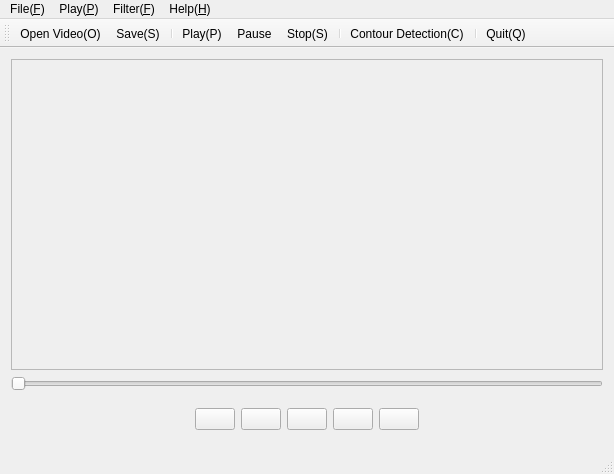
wzpan/Qt_Toys, file VideoPlayer/mainwindow.ui: the form before one commit.
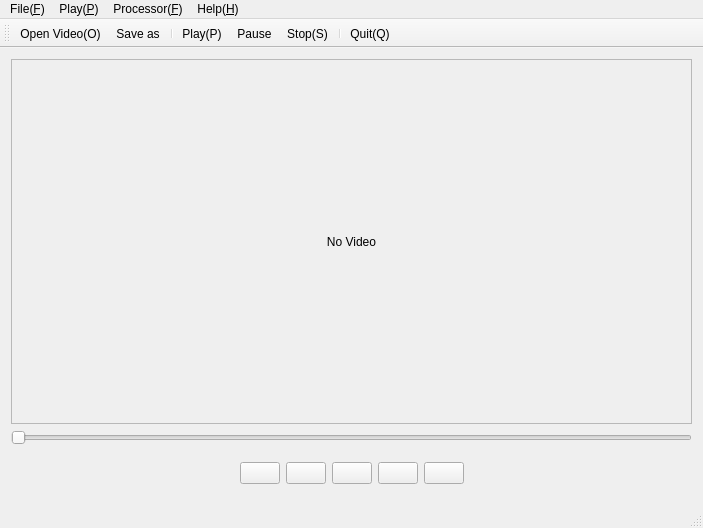
The form after the commit. Icons and pictures are not drawn.

Commit message: Refrator VideoPlayer.

The edit to the form file:
```diff
--- a/VideoPlayer/mainwindow.ui
+++ b/VideoPlayer/mainwindow.ui
@@ -6,8 +6,8 @@
    <rect>
     <x>0</x>
     <y>0</y>
-    <width>614</width>
-    <height>474</height>
+    <width>703</width>
+    <height>528</height>
    </rect>
   </property>
   <property name="windowTitle">
@@ -25,15 +25,15 @@
         <rect>
          <x>0</x>
          <y>0</y>
-         <width>594</width>
-         <height>307</height>
+         <width>683</width>
+         <height>361</height>
         </rect>
        </property>
        <layout class="QGridLayout" name="gridLayout_2">
         <item row="0" column="0">
          <widget class="QLabel" name="imageLabel">
           <property name="text">
-           <string/>
+           <string>No Video</string>
           </property>
           <property name="alignment">
            <set>Qt::AlignCenter</set>
@@ -145,7 +145,7 @@
     <rect>
      <x>0</x>
      <y>0</y>
-     <width>614</width>
+     <width>703</width>
      <height>17</height>
     </rect>
    </property>
@@ -161,9 +161,9 @@
     <addaction name="separator"/>
     <addaction name="actionQuit"/>
    </widget>
-   <widget class="QMenu" name="menuFilter">
+   <widget class="QMenu" name="menuProcessor">
     <property name="title">
-     <string>Filter(&amp;F)</string>
+     <string>Processor(&amp;F)</string>
     </property>
     <addaction name="actionProcess"/>
    </widget>
@@ -186,7 +186,7 @@
    </widget>
    <addaction name="menu_File"/>
    <addaction name="menuPlay"/>
-   <addaction name="menuFilter"/>
+   <addaction name="menuProcessor"/>
    <addaction name="menuHelp"/>
   </widget>
   <widget class="QToolBar" name="mainToolBar">
@@ -197,14 +197,12 @@
     <bool>false</bool>
    </attribute>
    <addaction name="actionOpen"/>
-   <addaction name="actionSave"/>
+   <addaction name="actionSave_as"/>
    <addaction name="separator"/>
    <addaction name="actionPlay"/>
    <addaction name="actionPause"/>
    <addaction name="actionStop_S"/>
    <addaction name="separator"/>
-   <addaction name="actionProcess"/>
-   <addaction name="separator"/>
    <addaction name="actionQuit"/>
   </widget>
   <widget class="QStatusBar" name="statusBar"/>
@@ -244,18 +242,6 @@
     <string>Ctrl+Q</string>
    </property>
   </action>
-  <action name="actionSave">
-   <property name="icon">
-    <iconset>
-     <normaloff>:/myImages/actions/document-save.png</normaloff>:/myImages/actions/document-save.png</iconset>
-   </property>
-   <property name="text">
-    <string>Save(&amp;S)</string>
-   </property>
-   <property name="shortcut">
-    <string>Ctrl+S</string>
-   </property>
-  </action>
   <action name="actionSave_as">
    <property name="icon">
     <iconset>
@@ -268,21 +254,6 @@
     <string>Ctrl+Shift+S</string>
    </property>
   </action>
-  <action name="actionProcess">
-   <property name="icon">
-    <iconset>
-     <normaloff>:/myImages/actions/insert-image.png</normaloff>:/myImages/actions/insert-image.png</iconset>
-   </property>
-   <property name="text">
-    <string>Contour Detection(&amp;C)</string>
-   </property>
-   <property name="toolTip">
-    <string>Process</string>
-   </property>
-   <property name="shortcut">
-    <string>Ctrl+E</string>
-   </property>
-  </action>
   <action name="actionAbout">
    <property name="icon">
     <iconset>
```
Left out of the diff: 46 changed lines with no effect on the pictures. The commit also changes 17 other files.
